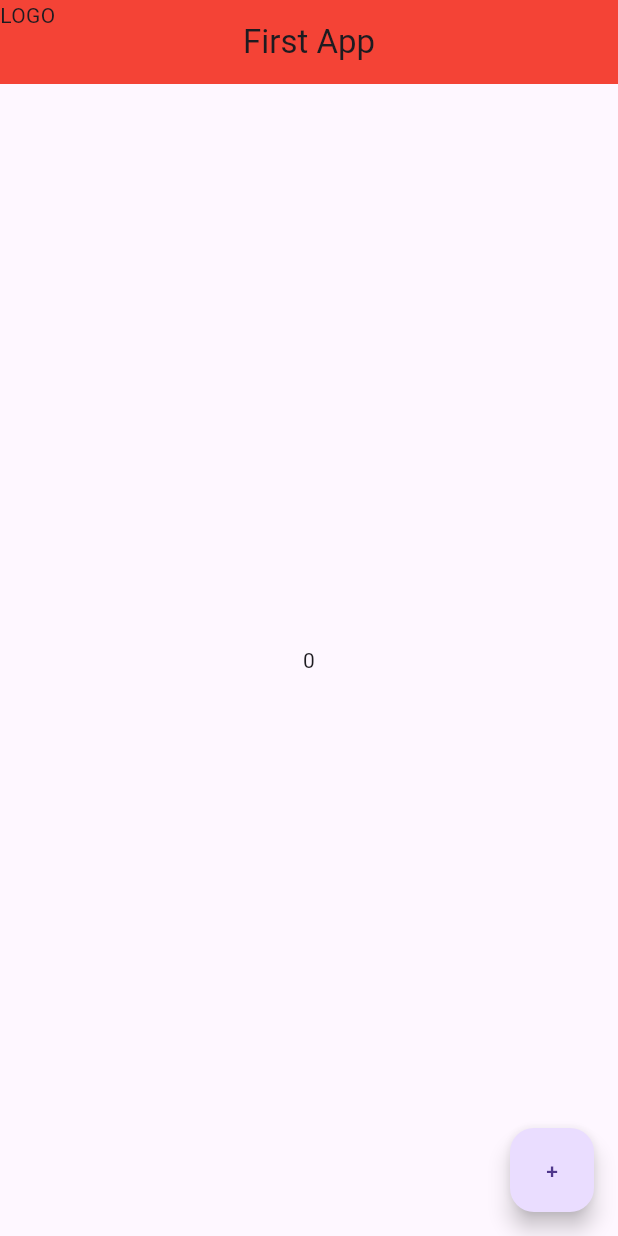
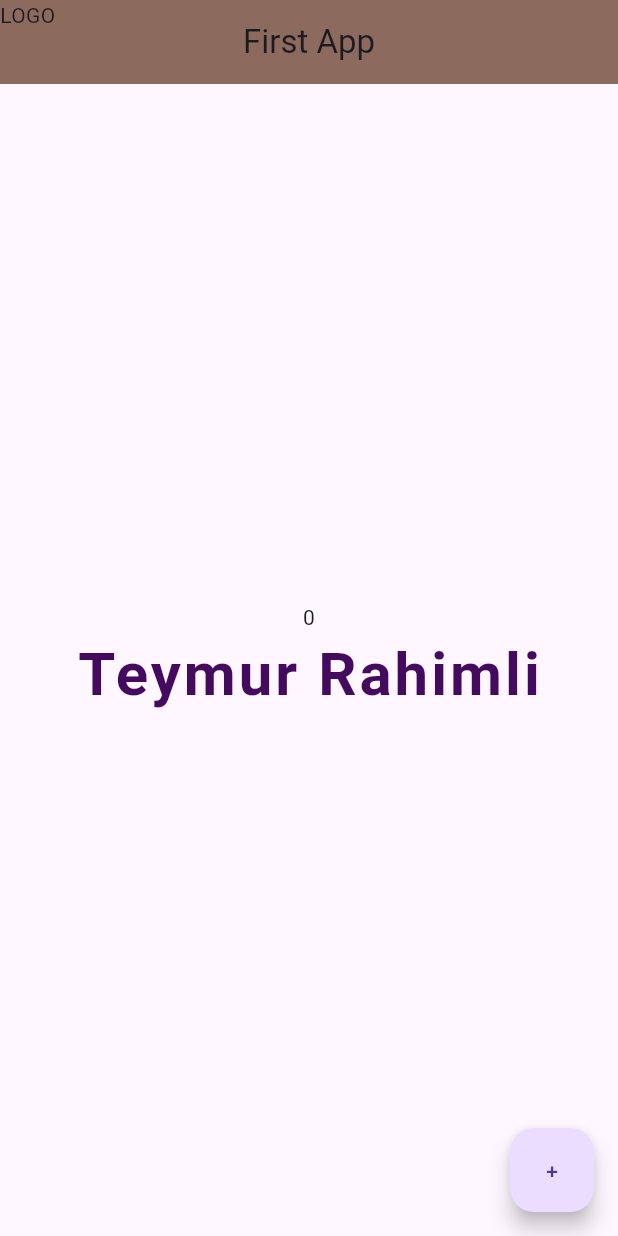
Before and after one commit to teymur75/flutter-tutorial, a Flutter app: the screen it shows after launch, on a phone screen of 412 x 824 dp. Run offline on Flutter 3.47's test engine with Material 3 defaults, Android fonts, the phone set to English and light mode, and no system bars; our stand-ins replace hexcolor.

Commit message:
Add_Custom_Colors and Using

```diff
--- /dev/null
+++ b/lib/Constants/constant.dart
@@ -0,0 +1,4 @@
+const String primaryColor="#430A5D";
+const String color1="#5F374B";
+const String background="#8C6A5D";
+const String color2="#EEE4B1";
--- a/lib/main.dart
+++ b/lib/main.dart
@@ -1,9 +1,10 @@
 import 'package:flutter/material.dart';
+import 'package:hexcolor/hexcolor.dart';
+import 'Constants/constant.dart';
 
 void main() {
   runApp(const TestApp());
 }
-
 
 class TestApp extends StatefulWidget {
   const TestApp({super.key});
@@ -13,31 +14,42 @@ class TestApp extends StatefulWidget {
 }
 
 class _TestAppState extends State<TestApp> {
-  int value=0;
+  int value = 0;
   @override
   Widget build(BuildContext context) {
-    return  MaterialApp(
+    return MaterialApp(
         home: Scaffold(
       appBar: AppBar(
-          title:const Text("First App"),
+        title: const Text("First App"),
         centerTitle: true,
-          backgroundColor: Colors.red,
+        backgroundColor: HexColor(background),
         leading: const Text("LOGO"),
       ),
       body: Center(
-          child: Text(value.toString()),
+          child: Column(
+        mainAxisAlignment: MainAxisAlignment.center,
+        children: [
+          Text(value.toString()),
+           Text(
+            "Teymur Rahimli",
+            style: TextStyle(
+              fontSize: 40,
+              fontWeight: FontWeight.bold,
+              letterSpacing: 2,
+              color: HexColor(primaryColor),
             ),
+          )
+        ],
+      )),
       floatingActionButton: FloatingActionButton(
-          onPressed: ()=>{
+        onPressed: () => {
           setState(() {
             value++;
           })
         },
-          child:const Text("+"),
+        child: const Text("+"),
       ),
-      )
-    );
-
+    ));
   }
 }
 // class Test extends StatefulWidget {
--- a/pubspec.yaml
+++ b/pubspec.yaml
@@ -35,6 +35,7 @@ dependencies:
   # The following adds the Cupertino Icons font to your application.
   # Use with the CupertinoIcons class for iOS style icons.
   cupertino_icons: ^1.0.6
+  hexcolor: ^3.0.1
 
 dev_dependencies:
   flutter_test:
```
Also changed, not shown: pubspec.lock. Lines whose indentation alone changed are shown as unchanged.
